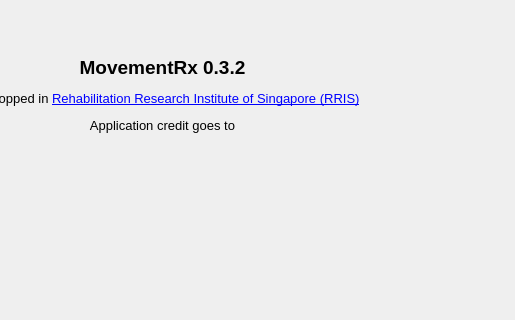
Old version of the form spmclient/ui/gui/xml/ui_about_dialogue.ui in the repository aalhossary/MovementRx; both pictures show x 190 to 705 and y 0 to 320 of the 705 by 539 pixel window.
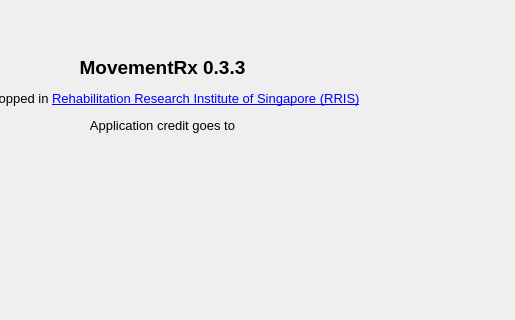
New version of the form. Icons and pictures are not drawn.

What changed in the file:
```diff
--- a/spmclient/ui/gui/xml/ui_about_dialogue.ui
+++ b/spmclient/ui/gui/xml/ui_about_dialogue.ui
@@ -17,7 +17,7 @@
    <item row="0" column="0" colspan="2">
     <widget class="QLabel" name="label">
      <property name="text">
-      <string>&lt;html&gt;&lt;head/&gt;&lt;body&gt;&lt;p align=&quot;center&quot;&gt;&lt;span style=&quot; font-size:14pt; font-weight:600;&quot;&gt;MovementRx 0.3.2&lt;/span&gt;&lt;/p&gt;&lt;p align=&quot;center&quot;&gt;&lt;span style=&quot; font-size:10pt;&quot;&gt;Developped in &lt;/span&gt;&lt;a href=&quot;http://rris.ntu.edu.sg/&quot;&gt;&lt;span style=&quot; font-size:10pt; text-decoration: underline; color:#0000ff;&quot;&gt;Rehabilitation Research Institute of Singapore (RRIS)&lt;/span&gt;&lt;/a&gt;&lt;/p&gt;&lt;p align=&quot;center&quot;&gt;&lt;span style=&quot; font-size:10pt;&quot;&gt;Application credit goes to&lt;/span&gt;&lt;/p&gt;&lt;/body&gt;&lt;/html&gt;</string>
+      <string>&lt;html&gt;&lt;head/&gt;&lt;body&gt;&lt;p align=&quot;center&quot;&gt;&lt;span style=&quot; font-size:14pt; font-weight:600;&quot;&gt;MovementRx 0.3.3&lt;/span&gt;&lt;/p&gt;&lt;p align=&quot;center&quot;&gt;&lt;span style=&quot; font-size:10pt;&quot;&gt;Developped in &lt;/span&gt;&lt;a href=&quot;http://rris.ntu.edu.sg/&quot;&gt;&lt;span style=&quot; font-size:10pt; text-decoration: underline; color:#0000ff;&quot;&gt;Rehabilitation Research Institute of Singapore (RRIS)&lt;/span&gt;&lt;/a&gt;&lt;/p&gt;&lt;p align=&quot;center&quot;&gt;&lt;span style=&quot; font-size:10pt;&quot;&gt;Application credit goes to&lt;/span&gt;&lt;/p&gt;&lt;/body&gt;&lt;/html&gt;</string>
      </property>
     </widget>
    </item>
```
